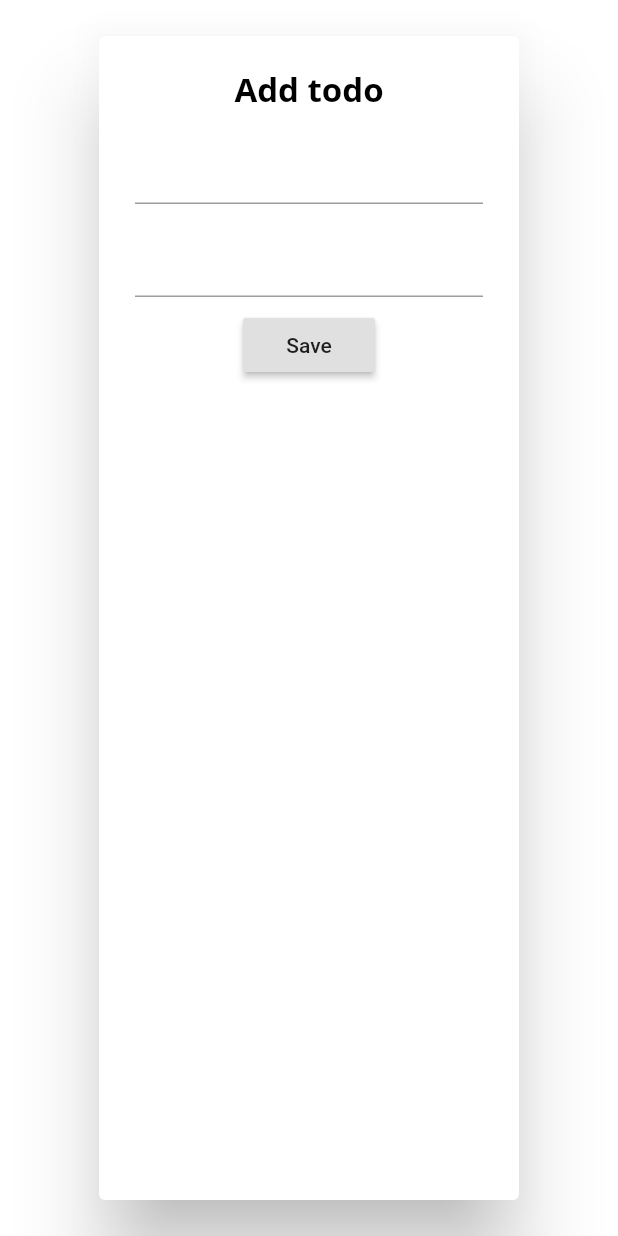
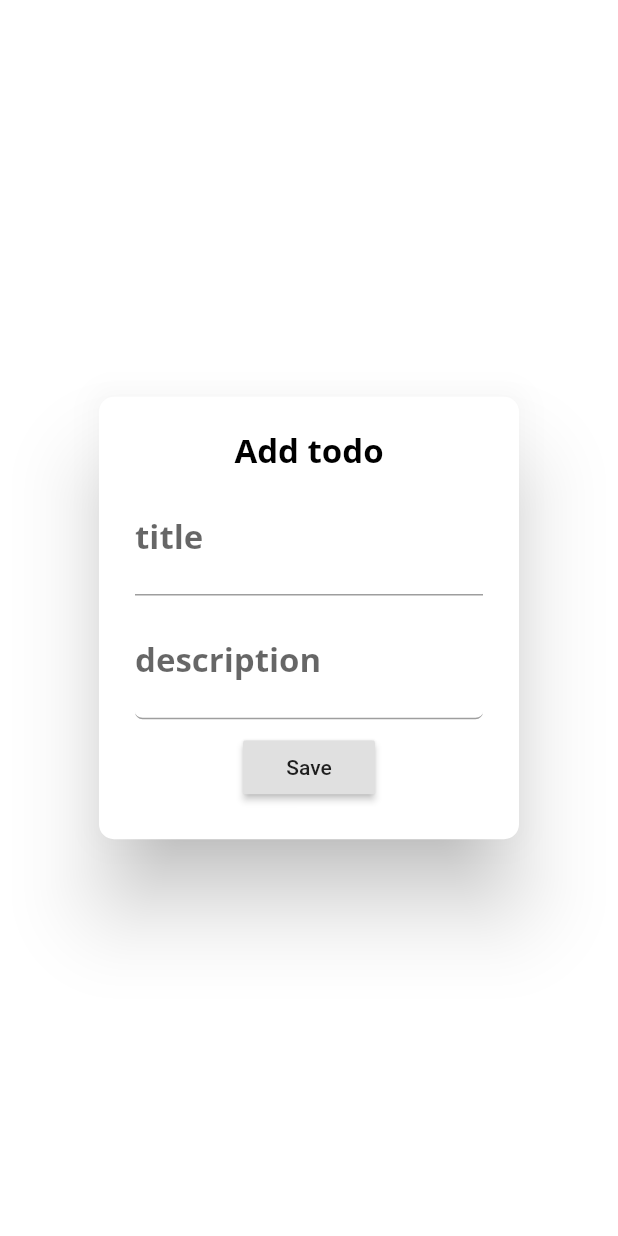
Before and after one commit to CharithBhat/Pocket-Reminder, a Flutter app: the AddTodoDialog widget shown alone on an empty page, opened directly, on a phone screen of 412 x 824 dp. Run offline on Flutter 3.47's test engine with Material 2 defaults, Android fonts, the phone set to English and light mode, and no system bars; our stand-ins replace google_fonts.

Commit message:
some polishing

```diff
--- a/lib/models/todo.dart
+++ b/lib/models/todo.dart
@@ -1,9 +1,9 @@
 class Todo {
-  final int id;
-  final String title;
-  final String description;
-  final bool completed;
-  final DateTime date;
+  int id;
+  String title;
+  String description;
+  bool completed;
+  DateTime date;
 
   Todo({
     this.id,
@@ -12,4 +12,5 @@ class Todo {
     this.completed,
     this.date,
   });
+
 }
--- a/lib/provider/todo_list.dart
+++ b/lib/provider/todo_list.dart
@@ -33,12 +33,28 @@ class TodoList with ChangeNotifier {
     ),
   ];
 
-  List<Todo> get todoList{
+  List<Todo> get todoList {
     return _todoList;
   }
 
-  void addTodo(Todo todo){
+  void addTodo(Todo todo) {
     _todoList.add(todo);
+    notifyListeners();
+  }
+
+  void toggleCompletion(Todo todo) {
+    todo.completed = !todo.completed;
+    notifyListeners();
+  }
+
+  void removeTodo(Todo todo){
+    _todoList.remove(todo);
+    notifyListeners();
+  }
+
+  void updateTodo(Todo todo, String title, String description){
+    todo.title = title;
+    todo.description = description;
     notifyListeners();
   }
 }
--- a/lib/widgets/add_todo_dialog.dart
+++ b/lib/widgets/add_todo_dialog.dart
@@ -16,12 +16,19 @@ class _AddTodoDialogState extends State<AddTodoDialog> {
 
   @override
   Widget build(BuildContext context) {
+    //var height = MediaQuery.of(context).size.height;
+    //var width = MediaQuery.of(context).size.width;
     return AlertDialog(
-      content: Column(
-        children: [
-          Form(
+      shape: RoundedRectangleBorder(
+        borderRadius: BorderRadius.all(Radius.circular(10)),
+      ),
+      content: Container(
+        // height: height / 3,
+        // width: width / 2,
+        child: Form(
           key: _formkey,
           child: Column(
+            mainAxisSize: MainAxisSize.min,
             children: [
               Text('Add todo'),
               SizedBox(height: 8),
@@ -40,8 +47,7 @@ class _AddTodoDialogState extends State<AddTodoDialog> {
               ),
             ],
           ),
-          ), // here is where the todoform widget goes
-        ],
+        ),
       ),
     );
   }
--- a/lib/widgets/all_tasks.dart
+++ b/lib/widgets/all_tasks.dart
@@ -28,6 +28,7 @@ class AllTasks extends StatelessWidget {
     return Column(
       children: [
         ListTile(
+          onTap: () => provider.toggleCompletion(provider.todoList[index]),
           title: Text(
             provider.todoList[index].title,
           ),
--- a/lib/widgets/todo_form_widget.dart
+++ b/lib/widgets/todo_form_widget.dart
@@ -32,7 +32,13 @@ class TodoFormWidget extends StatelessWidget {
 
   Widget buildTitle() {
     return TextFormField(
-      initialValue: title,
+      //initialValue: title,
+      maxLines: 1,
+      decoration: InputDecoration(
+        border: UnderlineInputBorder(
+        ),
+        labelText: 'title',
+      ),
       onChanged: onChangedTitle,
       validator: (value) {
         if (value.isEmpty) {
@@ -45,7 +51,18 @@ class TodoFormWidget extends StatelessWidget {
 
   Widget buildDescription() {
     return TextFormField(
-      initialValue: description,
+      maxLines: 1,
+      //initialValue: description,
+      decoration: InputDecoration(
+        border: UnderlineInputBorder(
+          borderRadius: BorderRadius.circular(5),
+          borderSide: BorderSide(
+            color: Colors.amber,
+            style: BorderStyle.solid,
+          ),
+        ),
+        labelText: 'description',
+      ),
       onChanged: onChangedDescription,
       validator: (value) {
         if (value.isEmpty) {
```
Also changed, not shown: lib/main.dart (+10 -2 lines), lib/screens/edit_screen.dart (added, +49 -0 lines), lib/screens/home_screen.dart (+1 -13 lines). Lines whose indentation alone changed are shown as unchanged.
